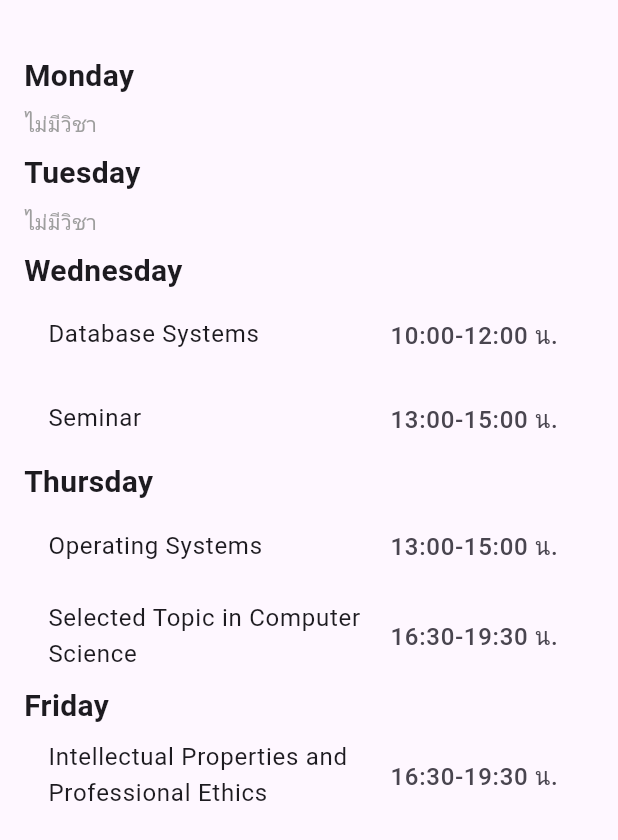
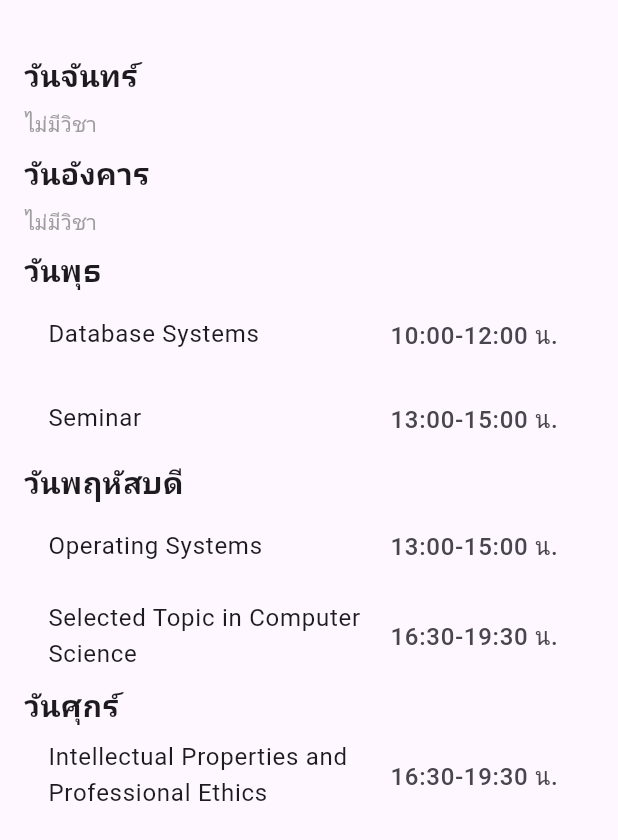
Before and after one commit to Nxwbtk/KU-SRC-MobileDev-Project, a Flutter app: the SchedulePage widget shown alone on an empty page, opened directly, on a phone screen of 412 x 824 dp. Shown: the top 840 px of the screen. Run offline on Flutter 3.47's test engine with Material 3 defaults, Android fonts, the phone set to English and light mode, and no system bars; our stand-ins replace cloud_firestore, firebase_auth, firebase_core, flutter_carousel_widget, table_calendar; missing offline and left inert: awesome_select; accounts and stored records are empty; network calls fail.

Commit message:
แก้วันเป็นภาษาไทย

```diff
--- a/ku_app/lib/student/schedule.dart
+++ b/ku_app/lib/student/schedule.dart
@@ -90,19 +90,19 @@ class _SchedulePageState extends State<SchedulePage> {
                 String dayName = '';
                 switch (dayIndex) {
                   case 0:
-                    dayName = 'Monday';
+                    dayName = 'วันจันทร์';
                     break;
                   case 1:
-                    dayName = 'Tuesday';
+                    dayName = 'วันอังคาร';
                     break;
                   case 2:
-                    dayName = 'Wednesday';
+                    dayName = 'วันพุธ';
                     break;
                   case 3:
-                    dayName = 'Thursday';
+                    dayName = 'วันพฤหัสบดี';
                     break;
                   case 4:
-                    dayName = 'Friday';
+                    dayName = 'วันศุกร์';
                     break;
                   default:
                     dayName = 'Unknown';
```
